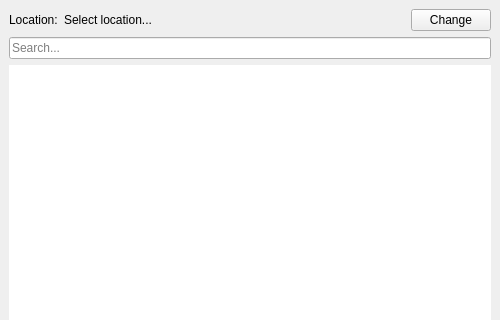
tnt-coders/SongList, file songlist.ui: the form before one commit; both pictures show x 0 to 500 and y 0 to 320 of the 500 by 475 pixel window.
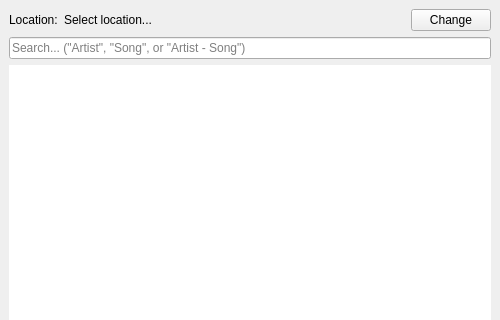
The form after the commit.

Commit message: Improved search default message

```diff
--- a/songlist.ui
+++ b/songlist.ui
@@ -88,7 +88,7 @@
     <item row="1" column="0" colspan="3">
      <widget class="QLineEdit" name="searchBox">
       <property name="placeholderText">
-       <string>Search...</string>
+       <string>Search... (&quot;Artist&quot;, &quot;Song&quot;, or &quot;Artist - Song&quot;)</string>
       </property>
      </widget>
     </item>
```
